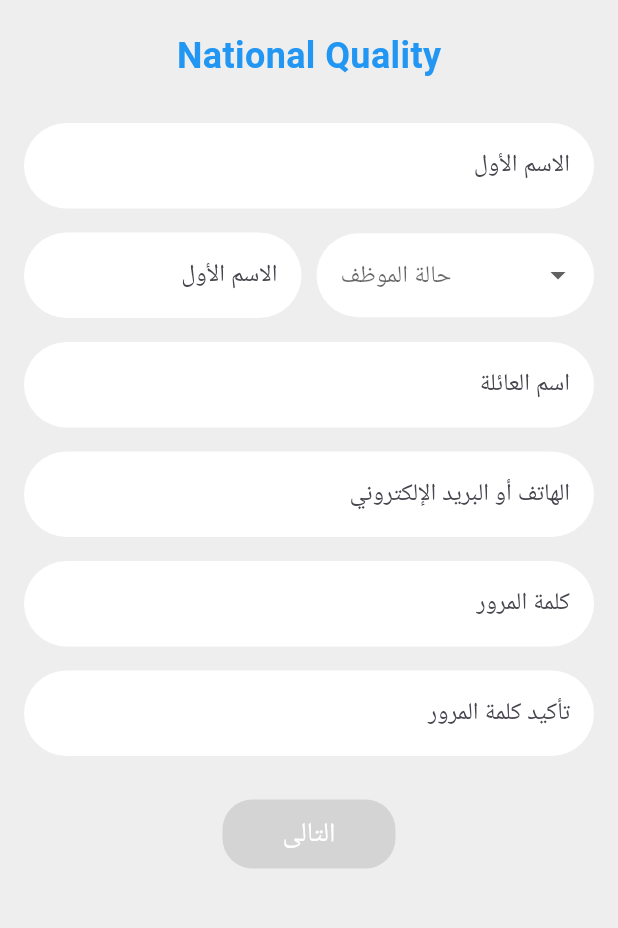
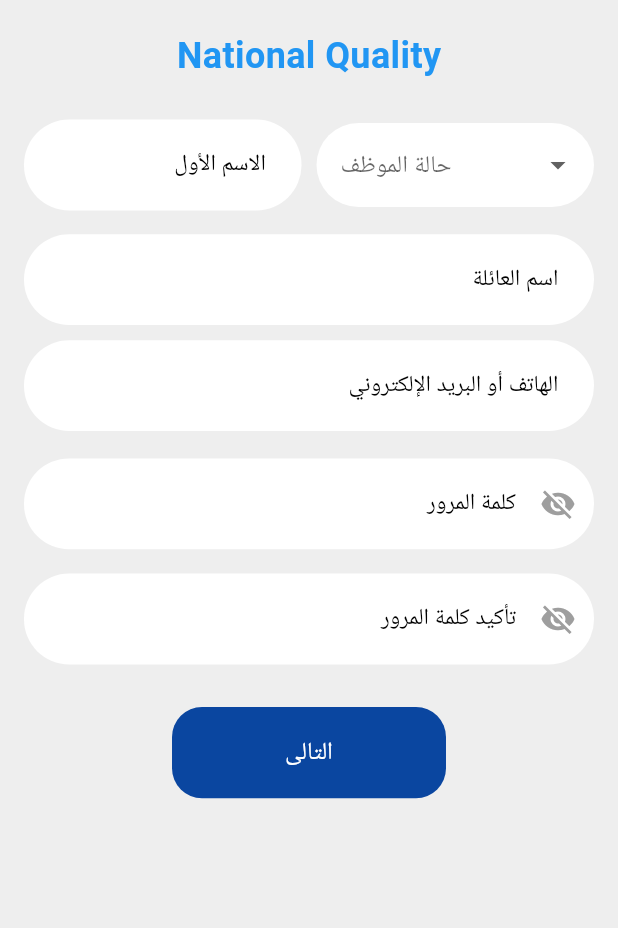
Before and after one commit to s4r4h4mdy0x01/CustomerRequestTask, a Flutter app: the screen it shows after launch, after a tap on "تسجيل المؤسسة", on a phone screen of 412 x 824 dp, the part 249-1177 px from its top. Run offline on Flutter 3.47's test engine with Material 3 defaults, Android fonts, the phone set to English and light mode, and no system bars; our stand-ins replace dio, file_picker, flutter_bloc, flutter_screenutil, freezed_annotation, get_it and 3 more; missing offline and left inert: flutter_pdfview; generated files the repository leaves out were written again.

Commit message:
edit Refactor auth Features

```diff
--- a/lib/app.dart
+++ b/lib/app.dart
@@ -19,7 +19,7 @@
           title: 'Add New Customer Request Task',
           theme: ThemeData(),
           onGenerateRoute: AppRouter.onGenerate,
-          initialRoute: RoutesString.splashLoginOrLoginInstitution),
+          initialRoute: RoutesString.splashLoginOrRegister),
     );
   }
 }
--- a/lib/core/router/app_router.dart
+++ b/lib/core/router/app_router.dart
@@ -3,10 +3,10 @@
 import 'package:customer_request_task/features/add_new_customer_request/logic/customer_request_cubit.dart';
 import 'package:customer_request_task/features/add_new_customer_request/ui/screen/add_new_customer_request_screen.dart';
 import 'package:customer_request_task/features/auth/logic/login_cubit.dart';
-import 'package:customer_request_task/features/auth/logic/login_institution_cubit.dart';
-import 'package:customer_request_task/features/auth/ui/screens/login_institution_screen.dart';
+import 'package:customer_request_task/features/auth/logic/register_cubit.dart';
+import 'package:customer_request_task/features/auth/ui/screens/register_screen.dart';
 import 'package:customer_request_task/features/auth/ui/screens/login_screen.dart';
-import 'package:customer_request_task/features/auth/ui/screens/splash_login_or_login_institution.dart';
+import 'package:customer_request_task/features/auth/ui/screens/splash_login_or_register.dart';
 import 'package:customer_request_task/features/employee/employee_screen.dart';
 import 'package:customer_request_task/features/leader/ui/leader_screen.dart';
 import 'package:customer_request_task/features/sales/ui/sales_screen.dart';
@@ -24,9 +24,9 @@
                 child: const AddNewCustomerRequestScreen(),
               ),
         );
-      case RoutesString.splashLoginOrLoginInstitution:
+      case RoutesString.splashLoginOrRegister:
         return MaterialPageRoute(
-          builder: (context) => const SplashLoginOrLoginInstitution(),
+          builder: (context) => const SplashLoginOrRegister(),
         );
       case RoutesString.leader:
         return MaterialPageRoute(builder: (context) => const LeaderScreen());
@@ -39,12 +39,12 @@
               (context) => const SalesScreen(userRole: '', accessToken: ''),
         );
 
-      case RoutesString.loginInstitutionScreen:
+      case RoutesString.registerScreen:
         return MaterialPageRoute(
           builder:
               (context) => BlocProvider(
-                create: (context) => LoginInstitutionCubit(),
-                child: const LoginInstitutionScreen(),
+                create: (context) => RegisterCubit(),
+                child: const RegisterScreen(),
               ),
         );
 
--- a/lib/core/router/routes_string.dart
+++ b/lib/core/router/routes_string.dart
@@ -1,9 +1,9 @@
 class RoutesString {
-  static const String splashLoginOrLoginInstitution = '/';
+  static const String splashLoginOrRegister = '/';
   static const String addNewCustomerRequest = '/addNewCustomerRequest';
   static const String login = '/login';
   static const String sales = '/sales';
   static const String leader = '/leader';
   static const String employee = '/employee';
-  static const String loginInstitutionScreen = '/loginInstitutionScreen';
+  static const String registerScreen = '/registerScreen';
 }
--- a/lib/core/theme/color_manager.dart
+++ b/lib/core/theme/color_manager.dart
@@ -1,9 +1,8 @@
 import 'package:flutter/material.dart';
 
 class ColorManager {
-  static Color primary = const Color(0xffFFAF41);
-  static Color lightPrimary = const Color(0xffE9B163);
-  static Color color3 = const Color.fromARGB(255, 246, 238, 227);
+  static Color primary = const Color(0xff0A46A0);
+  static Color lightPrimary = const Color(0xff1973D2);
   static Color grey = const Color(0xff737477);
   static Color lightGrey = const Color(0xff9E9E9E);
   static Color grey2 = const Color(0xff797979);
--- a/lib/core/theme/styles_manager.dart
+++ b/lib/core/theme/styles_manager.dart
@@ -24,11 +24,7 @@
     fontWeight: FontWeightManager.regular,
     color: ColorManager.teal,
   );
-  static TextStyle font13OrangRegular = TextStyle(
-    fontSize: 13.sp,
-    fontWeight: FontWeightManager.regular,
-    color: ColorManager.primary,
-  );
+
   static TextStyle font16PrimarySemiBold = TextStyle(
     fontSize: 16.sp,
     fontWeight: FontWeightManager.semiBold,
@@ -54,7 +50,18 @@
 
   static TextStyle font16BlackMedium = TextStyle(
     fontSize: 16.sp,
-    fontWeight: FontWeightManager.semiBold,
+    fontWeight: FontWeightManager.medium,
+    color: ColorManager.black,
+  );
+  static TextStyle font16BlackRegular = TextStyle(
+    fontSize: 16.sp,
+    fontWeight: FontWeightManager.regular,
+    color: ColorManager.black,
+  );
+
+  static TextStyle font15BlackMedium = TextStyle(
+    fontSize: 15.sp,
+    fontWeight: FontWeightManager.medium,
     color: ColorManager.black,
   );
 }
--- a/lib/core/widgets/app_text_button.dart
+++ b/lib/core/widgets/app_text_button.dart
@@ -11,7 +11,8 @@
   final double? buttonHeight;
   final String buttonText;
   final TextStyle textStyle;
-  final VoidCallback onPressed;
+  final VoidCallback? onPressed;
+  final bool isLoading;
   const AppTextButton({
     super.key,
     this.borderRadius,
@@ -22,7 +23,8 @@
     this.buttonWidth,
     required this.buttonText,
     required this.textStyle,
-    required this.onPressed,
+    this.onPressed,
+    required this.isLoading ,
   });
 
   @override
@@ -31,16 +33,16 @@
       style: ButtonStyle(
         shape: WidgetStateProperty.all<RoundedRectangleBorder>(
           RoundedRectangleBorder(
-            borderRadius: BorderRadius.circular(borderRadius ?? 18.0),
+            borderRadius: BorderRadius.circular(borderRadius ?? 20.0),
           ),
         ),
         backgroundColor: WidgetStatePropertyAll(
-          backgroundColor ?? ColorManager.purple,
+          backgroundColor ?? ColorManager.primary,
         ),
         padding: WidgetStateProperty.all<EdgeInsets>(
           EdgeInsets.symmetric(
-            horizontal: horizontalPadding?.w ?? 12.w,
-            vertical: verticalPadding?.h ?? 14.h,
+            horizontal: horizontalPadding?.w ?? 40.w,
+            vertical: verticalPadding?.h ?? 10.h,
           ),
         ),
         fixedSize: WidgetStateProperty.all(
@@ -48,7 +50,10 @@
         ),
       ),
       onPressed: onPressed,
-      child: Text(buttonText, style: textStyle),
+      child:
+          isLoading
+              ? const CircularProgressIndicator(color: Colors.white)
+              : Text(buttonText, style: textStyle),
     );
   }
 }
--- a/lib/core/widgets/app_text_form_field.dart
+++ b/lib/core/widgets/app_text_form_field.dart
@@ -1,4 +1,3 @@
-import 'package:customer_request_task/core/theme/color_manager.dart';
 import 'package:customer_request_task/core/theme/styles_manager.dart';
 import 'package:flutter/material.dart';
 import 'package:flutter_screenutil/flutter_screenutil.dart';
@@ -46,12 +45,12 @@
       obscureText: obscureText ?? false,
       keyboardType: keyboardType ?? TextInputType.none,
       decoration: InputDecoration(
-        isDense: true,
+        //  isDense: true,
         contentPadding:
             contentPadding ??
-            EdgeInsets.symmetric(vertical: 10.h, horizontal: 18.w),
+            EdgeInsets.symmetric(vertical: 18.h, horizontal: 18.w),
         filled: filled ?? false,
-        fillColor: fillColorBackground ?? Colors.white,
+        fillColor: fillColorBackground,
 
         // focusedErrorBorder: OutlineInputBorder(
         //   borderSide: BorderSide(color: ColorManager.error, width: 1.3),
@@ -77,13 +76,13 @@
           borderRadius: BorderRadius.circular(30),
           borderSide: BorderSide.none,
         ),
-
-        hintStyle: TextStylesManager.font13GrayRegular,
+        hintText: hintText,
+        hintStyle: TextStylesManager.font15BlackMedium,
         hintTextDirection: TextDirection.rtl,
         suffixIcon: suffixIcon,
       ),
 
-      style: TextStylesManager.font16BlackMedium,
+      style: TextStylesManager.font16BlackRegular,
     );
   }
 }
--- a/lib/features/add_new_customer_request/ui/screen/add_new_customer_request_screen.dart
+++ b/lib/features/add_new_customer_request/ui/screen/add_new_customer_request_screen.dart
@@ -29,6 +29,7 @@
               const ColumnCustomerRequest(),
               verticalSpace(30),
               AppTextButton(
+                isLoading: false,
                 buttonText: 'حفظ الحساب ',
                 textStyle: TextStylesManager.font16PurpleSemiBold,
                 onPressed: () async {
--- a/lib/features/auth/logic/login_institution_cubit.dart
+++ b/lib/features/auth/logic/register_cubit.dart
@@ -1,11 +1,11 @@
 import 'package:customer_request_task/core/helper/extensions.dart';
 import 'package:customer_request_task/core/router/routes_string.dart';
-import 'package:customer_request_task/features/auth/logic/login_institution_state.dart';
+import 'package:customer_request_task/features/auth/logic/register_state.dart';
 import 'package:flutter/material.dart';
 import 'package:flutter_bloc/flutter_bloc.dart';
 
-class LoginInstitutionCubit extends Cubit<LoginInstitutionState> {
-  LoginInstitutionCubit() : super(LoginInstitutionState());
+class RegisterCubit extends Cubit<RegisterState> {
+  RegisterCubit() : super(RegisterState());
 
   final TextEditingController firstNameController = TextEditingController();
   final TextEditingController lastNameController = TextEditingController();
--- a/lib/features/auth/logic/login_institution_state.dart
+++ b/lib/features/auth/logic/register_state.dart
@@ -1,17 +1,17 @@
-class LoginInstitutionState {
+class RegisterState {
   final String? selectedEmployeeStatus;
   final bool isRegisterButtonEnabled;
 
-  LoginInstitutionState({
+  RegisterState({
     this.selectedEmployeeStatus,
     this.isRegisterButtonEnabled = false,
   });
 
-  LoginInstitutionState copyWith({
+  RegisterState copyWith({
     String? selectedEmployeeStatus,
     bool? isRegisterButtonEnabled,
   }) {
-    return LoginInstitutionState(
+    return RegisterState(
       selectedEmployeeStatus: selectedEmployeeStatus ?? this.selectedEmployeeStatus,
       isRegisterButtonEnabled: isRegisterButtonEnabled ?? this.isRegisterButtonEnabled,
     );
--- a/lib/features/auth/ui/screens/login_institution_screen.dart
+++ b/lib/features/auth/ui/screens/register_screen.dart
@@ -1,19 +1,22 @@
-import 'package:customer_request_task/features/auth/logic/login_institution_cubit.dart';
-import 'package:customer_request_task/features/auth/logic/login_institution_state.dart';
-import 'package:customer_request_task/features/auth/ui/widgets/custom_auth_text_form_field.dart';
-import 'package:customer_request_task/features/auth/ui/widgets/custom_button_login.dart';
+import 'package:customer_request_task/core/helper/spacing.dart';
+import 'package:customer_request_task/core/theme/styles_manager.dart';
+import 'package:customer_request_task/core/widgets/app_text_button.dart';
+import 'package:customer_request_task/core/widgets/app_text_form_field.dart';
+import 'package:customer_request_task/features/auth/logic/register_cubit.dart';
+import 'package:customer_request_task/features/auth/logic/register_state.dart';
 import 'package:customer_request_task/features/auth/ui/widgets/logo_name_company.dart';
+import 'package:customer_request_task/features/auth/ui/widgets/password_field.dart';
 import 'package:customer_request_task/features/auth/ui/widgets/register_dropdown_field.dart';
 import 'package:flutter/material.dart';
 import 'package:flutter_bloc/flutter_bloc.dart';
 
-class LoginInstitutionScreen extends StatelessWidget {
-  const LoginInstitutionScreen({super.key});
+class RegisterScreen extends StatelessWidget {
+  const RegisterScreen({super.key});
 
   @override
   Widget build(BuildContext context) {
     return BlocProvider(
-      create: (context) => LoginInstitutionCubit(),
+      create: (context) => RegisterCubit(),
       child: Scaffold(
         backgroundColor: Colors.grey[200],
         body: SingleChildScrollView(
@@ -39,21 +42,20 @@
 
   @override
   Widget build(BuildContext context) {
-    return BlocBuilder<LoginInstitutionCubit, LoginInstitutionState>(
+    return BlocBuilder<RegisterCubit, RegisterState>(
       builder: (context, state) {
-        final cubit = context.read<LoginInstitutionCubit>();
+        final cubit = context.read<RegisterCubit>();
         return Column(
           children: [
-            CustomAuthTextFormField(
-              controller: cubit.firstNameController,
-              hint: 'الاسم الأول',
-            ),
             Row(
               children: [
                 Expanded(
-                  child: CustomAuthTextFormField(
+                  child: AppTextFormField(
                     controller: cubit.firstNameController,
-                    hint: 'الاسم الأول',
+                    hintText: 'الاسم الأول',
+                    filled: true,
+                    fillColorBackground: Colors.white,
+                    keyboardType: TextInputType.name,
                   ),
                 ),
                 const SizedBox(width: 10),
@@ -65,31 +67,42 @@
                 ),
               ],
             ),
-            CustomAuthTextFormField(
+            verticalSpace(10),
+            AppTextFormField(
               controller: cubit.lastNameController,
-              hint: 'اسم العائلة',
+              hintText: 'اسم العائلة',
+              filled: true,
+              fillColorBackground: Colors.white,
+              keyboardType: TextInputType.name,
             ),
-            CustomAuthTextFormField(
+            verticalSpace(10),
+            AppTextFormField(
               controller: cubit.emailPhoneController,
-              hint: 'الهاتف أو البريد الإلكتروني',
+              hintText: 'الهاتف أو البريد الإلكتروني',
+              filled: true,
+              fillColorBackground: Colors.white,
+              keyboardType: TextInputType.emailAddress,
             ),
-            CustomAuthTextFormField(
+            verticalSpace(10),
+            PasswordField(
               controller: cubit.passwordController,
               hint: 'كلمة المرور',
             ),
-            CustomAuthTextFormField(
+            PasswordField(
               controller: cubit.confirmPasswordController,
               hint: 'تأكيد كلمة المرور',
             ),
 
-            const SizedBox(height: 20),
-            CustomButtonLogin(
+            verticalSpace(20),
+
+            AppTextButton(
+              isLoading: false,
+              buttonText: 'التالى',
+              textStyle: TextStylesManager.font16WhiteRegular,
               onPressed:
                   state.isRegisterButtonEnabled
                       ? () => cubit.navigateBasedOnEmployeeStatus(context)
                       : null,
-              isLoading: false,
-              title: 'التالى',
             ),
           ],
         );
--- a/lib/features/auth/ui/screens/splash_login_or_login_institution.dart
+++ b/lib/features/auth/ui/screens/splash_login_or_register.dart
@@ -7,8 +7,8 @@
 import 'package:customer_request_task/features/auth/ui/widgets/auth_titles.dart';
 import 'package:flutter/material.dart';
 
-class SplashLoginOrLoginInstitution extends StatelessWidget {
-  const SplashLoginOrLoginInstitution({super.key});
+class SplashLoginOrRegister extends StatelessWidget {
+  const SplashLoginOrRegister({super.key});
 
   @override
   Widget build(BuildContext context) {
@@ -32,7 +32,7 @@
               color: ColorManager.teal,
               text: 'تسجيل المؤسسة',
               onPressed: () {
-                context.pushNamed(RoutesString.loginInstitutionScreen);
+                context.pushNamed(RoutesString.registerScreen);
               },
             ),
           ],
--- a/lib/features/auth/ui/widgets/custom_auth_text_form_field.dart
+++ /dev/null
@@ -1,34 +0,0 @@
-import 'package:flutter/material.dart';
-
-class CustomAuthTextFormField extends StatelessWidget {
-  final TextEditingController controller;
-  final String hint;
-
-  const CustomAuthTextFormField({
-    super.key,
-    required this.controller,
-    required this.hint,
-  });
-
-  @override
-  Widget build(BuildContext context) {
-    return Padding(
-      padding: const EdgeInsets.symmetric(vertical: 8.0),
-      child: TextFormField(
-        controller: controller,
-        textAlign: TextAlign.right,
-        decoration: InputDecoration(
-          hintText: hint,
-          hintTextDirection: TextDirection.rtl,
-          filled: true,
-          fillColor: Colors.white,
-          border: OutlineInputBorder(
-            borderRadius: BorderRadius.circular(30),
-            borderSide: BorderSide.none,
-          ),
-        ),
-        validator: (value) => value!.isEmpty ? 'هذا الحقل مطلوب' : null,
-      ),
-    );
-  }
-}
--- a/lib/features/auth/ui/widgets/custom_button_login.dart
+++ /dev/null
@@ -1,33 +0,0 @@
-import 'package:flutter/material.dart';
-
-class CustomButtonLogin extends StatelessWidget {
-  final VoidCallback? onPressed;
-  final bool isLoading;
-  final String title;
-
-  const CustomButtonLogin({
-    super.key,
-    required this.onPressed,
-    required this.isLoading,
-    required this.title,
-  });
-
-  @override
-  Widget build(BuildContext context) {
-    return ElevatedButton(
-      style: ElevatedButton.styleFrom(
-        backgroundColor: Colors.blue[200],
-        shape: RoundedRectangleBorder(borderRadius: BorderRadius.circular(20)),
-        padding: const EdgeInsets.symmetric(horizontal: 40, vertical: 10),
-      ),
-      onPressed: onPressed,
-      child:
-          isLoading
-              ? const CircularProgressIndicator(color: Colors.white)
-              :  Text(
-                title,
-                style: TextStyle(fontSize: 18, color: Colors.white),
-              ),
-    );
-  }
-}
--- /dev/null
+++ b/lib/features/auth/ui/widgets/password_field.dart
@@ -0,0 +1,42 @@
+import 'package:customer_request_task/core/widgets/app_text_form_field.dart';
+import 'package:flutter/material.dart';
+import 'package:flutter_screenutil/flutter_screenutil.dart';
+
+class PasswordField extends StatefulWidget {
+  final TextEditingController? controller;
+  final String hint;
+  const PasswordField({super.key, this.controller, required this.hint});
+
+  @override
+  State<PasswordField> createState() => _PasswordField1State();
+}
+
+class _PasswordField1State extends State<PasswordField> {
+  bool isObscured = true;
+  @override
+  Widget build(BuildContext context) {
+    return Padding(
+      padding: EdgeInsets.symmetric(vertical: 8.h),
+      child: AppTextFormField(
+        obscureText: isObscured,
+        hintText: widget.hint,
+        filled: true,
+        fillColorBackground: Colors.white,
+        suffixIcon: IconButton(
+          icon: Icon(
+            isObscured ? Icons.visibility_off : Icons.visibility,
+            color: Colors.grey,
+          ),
+          onPressed: () {
+            setState(() {
+              isObscured = !isObscured;
+            });
+          },
+        ),
+        validator: (value) => value!.isEmpty ? 'هذا الحقل مطلوب' : null,
+        controller: widget.controller,
+        keyboardType: TextInputType.visiblePassword,
+      ),
+    );
+  }
+}
```
Also changed, not shown: lib/features/auth/ui/screens/login_screen.dart (+1 -48 lines), lib/features/auth/ui/widgets/login_bloc_consumer.dart (+5 -3 lines), lib/features/auth/ui/widgets/username_password_column.dart (+18 -7 lines).
